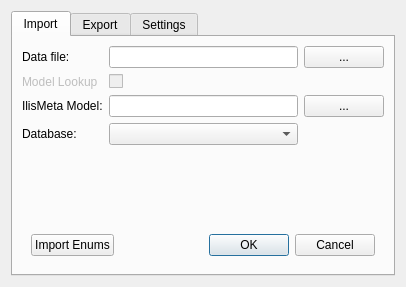
First picture: the form in qgis/interlis/ui_interlis.ui, repository sourcepole/ogrtools, before the edit.
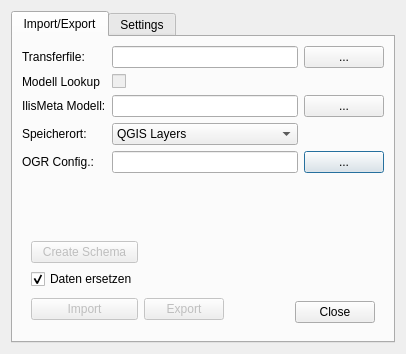
Second picture: the form after the edit.

Commit message: Dialog redesign

The edit to the form file:
```diff
--- a/qgis/interlis/ui_interlis.ui
+++ b/qgis/interlis/ui_interlis.ui
@@ -7,7 +7,7 @@
     <x>0</x>
     <y>0</y>
     <width>406</width>
-    <height>287</height>
+    <height>354</height>
    </rect>
   </property>
   <property name="windowTitle">
@@ -24,10 +24,125 @@
      </property>
      <widget class="QWidget" name="importtab">
       <attribute name="title">
-       <string>Import</string>
+       <string>Import/Export</string>
       </attribute>
-      <layout class="QGridLayout" name="gridLayout_2">
+      <layout class="QGridLayout" name="gridLayout">
+       <item row="0" column="1">
+        <widget class="QLineEdit" name="mDataLineEdit"/>
+       </item>
+       <item row="4" column="2">
+        <widget class="QPushButton" name="mConfigButton">
+         <property name="enabled">
+          <bool>true</bool>
+         </property>
+         <property name="text">
+          <string>...</string>
+         </property>
+        </widget>
+       </item>
+       <item row="5" column="1">
+        <spacer name="verticalSpacer_2">
+         <property name="orientation">
+          <enum>Qt::Vertical</enum>
+         </property>
+         <property name="sizeHint" stdset="0">
+          <size>
+           <width>20</width>
+           <height>40</height>
+          </size>
+         </property>
+        </spacer>
+       </item>
+       <item row="4" column="0">
+        <widget class="QLabel" name="label_5">
+         <property name="text">
+          <string>OGR Config.:</string>
+         </property>
+         <property name="buddy">
+          <cstring>mConfigLineEdit</cstring>
+         </property>
+        </widget>
+       </item>
+       <item row="2" column="1">
+        <widget class="QLineEdit" name="mModelLineEdit"/>
+       </item>
+       <item row="1" column="0">
+        <widget class="QLabel" name="label_2">
+         <property name="text">
+          <string>Modell Lookup</string>
+         </property>
+         <property name="buddy">
+          <cstring>chkModelLookup</cstring>
+         </property>
+        </widget>
+       </item>
        <item row="3" column="0">
+        <widget class="QLabel" name="label">
+         <property name="text">
+          <string>Speicherort:</string>
+         </property>
+         <property name="buddy">
+          <cstring>cbDbConnections</cstring>
+         </property>
+        </widget>
+       </item>
+       <item row="3" column="1" alignment="Qt::AlignVCenter">
+        <widget class="QComboBox" name="cbDbConnections">
+         <item>
+          <property name="text">
+           <string>QGIS Layers</string>
+          </property>
+         </item>
+        </widget>
+       </item>
+       <item row="0" column="0">
+        <widget class="QLabel" name="mDataFileLabel">
+         <property name="text">
+          <string>Transferfile:</string>
+         </property>
+         <property name="buddy">
+          <cstring>mDataLineEdit</cstring>
+         </property>
+        </widget>
+       </item>
+       <item row="2" column="2">
+        <widget class="QPushButton" name="mModelFileButton">
+         <property name="text">
+          <string>...</string>
+         </property>
+        </widget>
+       </item>
+       <item row="0" column="2">
+        <widget class="QPushButton" name="mDataFileButton">
+         <property name="text">
+          <string>...</string>
+         </property>
+        </widget>
+       </item>
+       <item row="1" column="1">
+        <widget class="QCheckBox" name="chkModelLookup">
+         <property name="enabled">
+          <bool>false</bool>
+         </property>
+         <property name="text">
+          <string/>
+         </property>
+        </widget>
+       </item>
+       <item row="4" column="1">
+        <widget class="QLineEdit" name="mConfigLineEdit"/>
+       </item>
+       <item row="2" column="0">
+        <widget class="QLabel" name="mModelFileLabel">
+         <property name="text">
+          <string>IlisMeta Modell:</string>
+         </property>
+         <property name="buddy">
+          <cstring>mModelLineEdit</cstring>
+         </property>
+        </widget>
+       </item>
+       <item row="6" column="0" colspan="3">
         <widget class="QFrame" name="frame">
          <property name="frameShape">
           <enum>QFrame::NoFrame</enum>
@@ -36,126 +151,58 @@
           <enum>QFrame::Raised</enum>
          </property>
          <layout class="QGridLayout" name="gridLayout_3">
-          <item row="1" column="0">
-           <widget class="QPushButton" name="pushButton_2">
+          <item row="2" column="1" rowspan="2">
+           <widget class="QPushButton" name="mExportButton">
+            <property name="enabled">
+             <bool>false</bool>
+            </property>
             <property name="text">
-             <string>Import Enums</string>
+             <string>Export</string>
             </property>
            </widget>
           </item>
-          <item row="1" column="1">
+          <item row="0" column="0">
+           <widget class="QPushButton" name="mSchemaButton">
+            <property name="enabled">
+             <bool>false</bool>
+            </property>
+            <property name="text">
+             <string>Create Schema</string>
+            </property>
+           </widget>
+          </item>
+          <item row="3" column="2">
            <widget class="QDialogButtonBox" name="buttonBox">
-            <property name="orientation">
-             <enum>Qt::Horizontal</enum>
-            </property>
             <property name="standardButtons">
-             <set>QDialogButtonBox::Cancel|QDialogButtonBox::Ok</set>
+             <set>QDialogButtonBox::Close</set>
             </property>
            </widget>
           </item>
-          <item row="0" column="1">
-           <spacer name="verticalSpacer">
-            <property name="orientation">
-             <enum>Qt::Vertical</enum>
+          <item row="2" column="0" rowspan="2">
+           <widget class="QPushButton" name="mImportButton">
+            <property name="enabled">
+             <bool>false</bool>
             </property>
-            <property name="sizeHint" stdset="0">
-             <size>
-              <width>20</width>
-              <height>40</height>
-             </size>
+            <property name="text">
+             <string>Import</string>
             </property>
-           </spacer>
+           </widget>
+          </item>
+          <item row="1" column="0">
+           <widget class="QCheckBox" name="cbResetData">
+            <property name="text">
+             <string>Daten ersetzen</string>
+            </property>
+            <property name="checked">
+             <bool>true</bool>
+            </property>
+           </widget>
           </item>
          </layout>
         </widget>
        </item>
-       <item row="0" column="0">
-        <layout class="QGridLayout" name="gridLayout">
-         <item row="0" column="0">
-          <widget class="QLabel" name="mDataFileLabel">
-           <property name="text">
-            <string>Data file:</string>
-           </property>
-           <property name="buddy">
-            <cstring>mDataLineEdit</cstring>
-           </property>
-          </widget>
-         </item>
-         <item row="0" column="1">
-          <widget class="QLineEdit" name="mDataLineEdit"/>
-         </item>
-         <item row="4" column="1">
-          <widget class="QComboBox" name="cbDbConnections"/>
-         </item>
-         <item row="2" column="0">
-          <widget class="QLabel" name="mModelFileLabel">
-           <property name="text">
-            <string>IlisMeta Model:</string>
-           </property>
-           <property name="buddy">
-            <cstring>mModelLineEdit</cstring>
-           </property>
-          </widget>
-         </item>
-         <item row="0" column="2">
-          <widget class="QPushButton" name="mDataFileButton">
-           <property name="text">
-            <string>...</string>
-           </property>
-          </widget>
-         </item>
-         <item row="2" column="1">
-          <widget class="QLineEdit" name="mModelLineEdit"/>
-         </item>
-         <item row="2" column="2">
-          <widget class="QPushButton" name="mModelFileButton">
-           <property name="text">
-            <string>...</string>
-           </property>
-          </widget>
-         </item>
-         <item row="4" column="0">
-          <widget class="QLabel" name="label">
-           <property name="text">
-            <string>Database:</string>
-           </property>
-           <property name="buddy">
-            <cstring>cbDbConnections</cstring>
-           </property>
-          </widget>
-         </item>
-         <item row="1" column="0">
-          <widget class="QLabel" name="label_2">
-           <property name="enabled">
-            <bool>false</bool>
-           </property>
-           <property name="text">
-            <string>Model Lookup</string>
-           </property>
-           <property name="buddy">
-            <cstring>chkModelLookup</cstring>
-           </property>
-          </widget>
-         </item>
-         <item row="1" column="1">
-          <widget class="QCheckBox" name="chkModelLookup">
-           <property name="enabled">
-            <bool>false</bool>
-           </property>
-           <property name="text">
-            <string/>
-           </property>
-          </widget>
-         </item>
-        </layout>
-       </item>
       </layout>
      </widget>
-     <widget class="QWidget" name="exporttab">
-      <attribute name="title">
-       <string>Export</string>
-      </attribute>
-     </widget>
      <widget class="QWidget" name="settingstab">
       <attribute name="title">
        <string>Settings</string>
```
Left out of the diff: 21 changed lines with no effect on the pictures. The commit also changes 3 other files.
